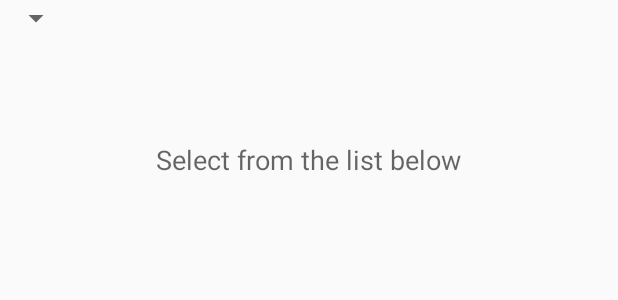
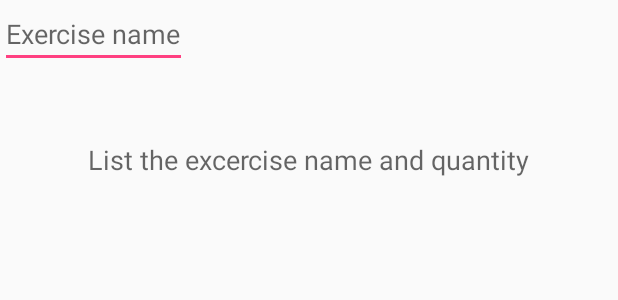
Before and after one commit to 420swagit/Did-You-Work-Out, an Android app: the layout add_reminder.xml on its own in the app's theme, with its tools: preview values and no code run, on a phone screen of 412 x 824 dp. Shown: the top 300 px of the screen. Run offline under Robolectric (Android 15) with nearby library versions, the phone set to English and light mode, and no system bars.

Commit message:
Modified user input

```diff
--- a/app/src/main/java/fannyu/didyouworkout/MainActivity.java
+++ b/app/src/main/java/fannyu/didyouworkout/MainActivity.java
@@ -2,6 +2,11 @@ package fannyu.didyouworkout;
 
 import android.support.v7.app.AppCompatActivity;
 import android.os.Bundle;
+import android.widget.ArrayAdapter;
+import android.widget.Spinner;
+
+import java.util.ArrayList;
+import java.util.List;
 
 public class MainActivity extends AppCompatActivity {
 
--- a/app/src/main/res/layout/add_reminder.xml
+++ b/app/src/main/res/layout/add_reminder.xml
@@ -7,16 +7,17 @@
         android:layout_width="wrap_content"
         android:layout_height="wrap_content"
         android:textAppearance="?android:attr/textAppearanceMedium"
-        android:text="Select from the list below"
+        android:text="List the excercise name and quantity"
         android:id="@+id/textView"
         android:layout_gravity="center_horizontal"
         android:layout_alignParentTop="true"
         android:layout_centerHorizontal="true"
         android:layout_marginTop="94dp" />
 
-    <Spinner
+    <EditText
         android:layout_width="wrap_content"
-        android:layout_height="wrap_content">
+        android:layout_height="wrap_content"
+        android:hint="@string/exerciseName"/>
 
-    </Spinner>
+
 </RelativeLayout>
--- a/app/src/main/res/values/strings.xml
+++ b/app/src/main/res/values/strings.xml
@@ -1,4 +1,5 @@
 <resources>
     <string name="app_name">Did You Work Out</string>
+    <string name="exerciseName">Exercise name</string>
 
 </resources>
```
